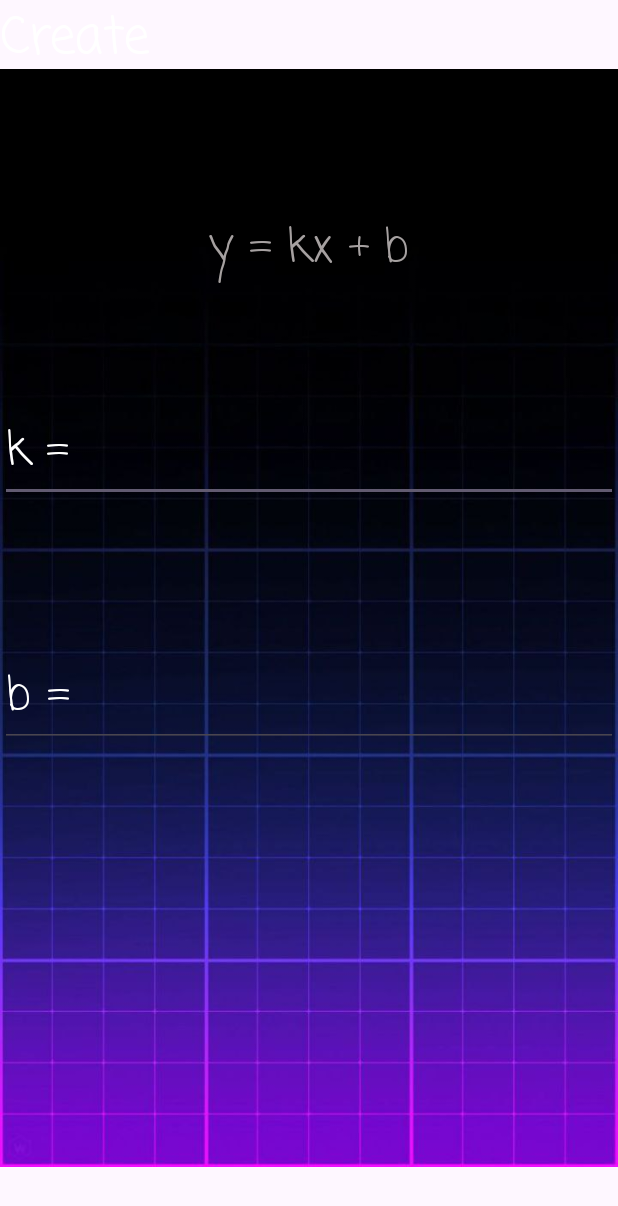
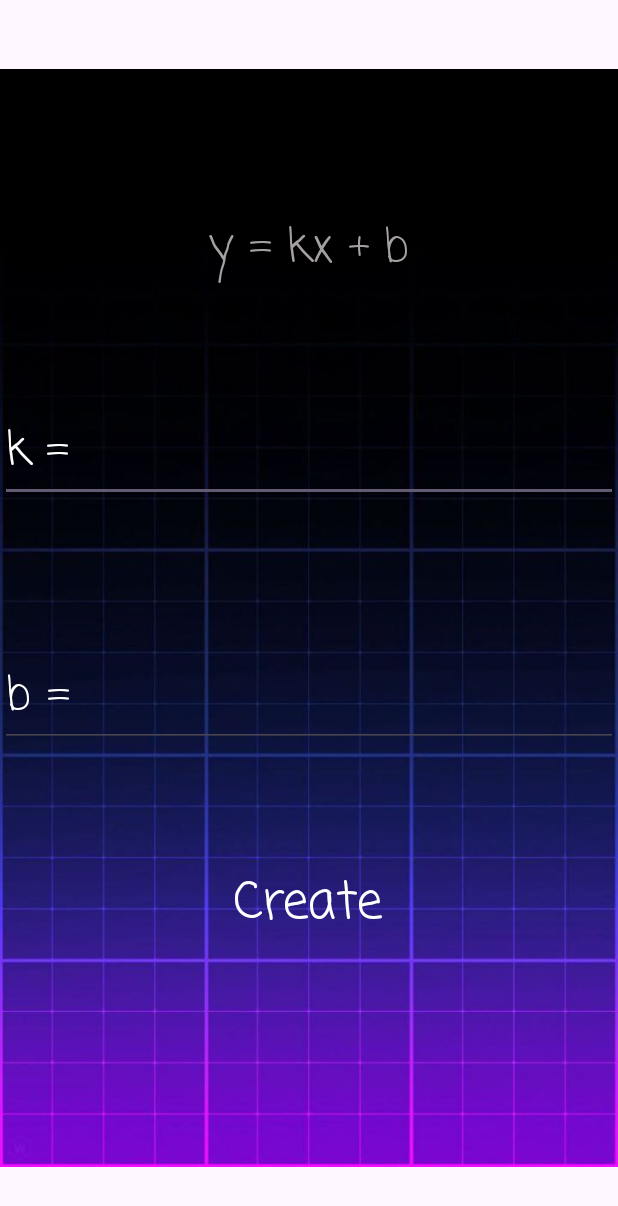
Before and after one commit to fasolka12345/MyGrafics, an Android app: the DirectActivity screen opened directly, with no data from a screen before it, on a phone screen of 412 x 824 dp. Shown: the top 1206 px of the screen. Run offline under Robolectric (Android 15) with nearby library versions, the phone set to English and light mode, and no system bars.

Commit message:
Version 4.2

```diff
--- a/app/src/main/java/com/example/mygrafics/DirectActivity.java
+++ b/app/src/main/java/com/example/mygrafics/DirectActivity.java
@@ -1,6 +1,5 @@
 package com.example.mygrafics;
 
-import android.content.Context;
 import android.content.Intent;
 import android.os.Bundle;
 import android.view.View;
@@ -16,14 +15,10 @@ public class DirectActivity extends AppCompatActivity {
         setContentView(R.layout.activity_direct);
 
         View view = findViewById(R.id.textCreate);
-        view.setOnClickListener(this::clickCreate(this));
+        view.setOnClickListener(this::clickCreate);
     }
-    public void clickCreate(Context context) {
-        Intent intent = new Intent(
-                super.onCreate(this);
-                EdgeToEdge.enable(this);
-                setContentView(new Direct(this));
-        );
+    public void clickCreate(View view) {
+        Intent intent = new Intent(getApplicationContext(), LineActivity.class);
         startActivity(intent);
     }
 }
--- a/app/src/main/res/layout/activity_direct.xml
+++ b/app/src/main/res/layout/activity_direct.xml
@@ -65,14 +65,19 @@
         android:id="@+id/textCreate"
         android:layout_width="wrap_content"
         android:layout_height="wrap_content"
+        android:layout_marginTop="8dp"
         android:fontFamily="casual"
+        android:onClick="clickCreate"
         android:text="Create"
         android:textColor="#FFFFFF"
         android:textColorLink="#FFFFFF"
         android:textSize="34sp"
-        android:onClick="clickCreate"
-        tools:layout_editor_absoluteX="80dp"
-        tools:layout_editor_absoluteY="514dp"
+        app:layout_constraintBottom_toBottomOf="@+id/imageView"
+        app:layout_constraintEnd_toEndOf="@+id/imageView"
+        app:layout_constraintHorizontal_bias="0.498"
+        app:layout_constraintStart_toStartOf="parent"
+        app:layout_constraintTop_toBottomOf="@+id/editTextb"
+        app:layout_constraintVertical_bias="0.265"
         tools:ignore="MissingConstraints" />
 
 </androidx.constraintlayout.widget.ConstraintLayout>
```
